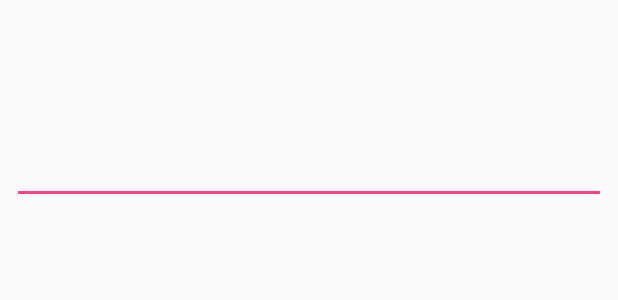
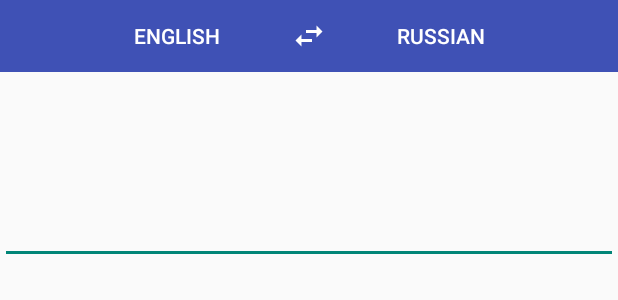
Before and after one commit to amka/Tongue, an Android app: the layout fragment_translate.xml on its own in the app's theme, with its tools: preview values and no code run, on a phone screen of 412 x 824 dp. Shown: the top 300 px of the screen. Run offline under Robolectric (Android 15) with nearby library versions, the phone set to English and light mode, and no system bars.

Commit message:
Add lang select and swap buttons

```diff
--- a/app/src/main/AndroidManifest.xml
+++ b/app/src/main/AndroidManifest.xml
@@ -10,7 +10,7 @@
         android:label="@string/app_name"
         android:roundIcon="@mipmap/ic_launcher_round"
         android:supportsRtl="true"
-        android:theme="@style/AppTheme">
+        android:theme="@style/Theme.AppCompat.Light.NoActionBar">
         <activity
             android:name=".MainActivity"
             android:label="@string/app_name">
--- /dev/null
+++ b/app/src/main/res/drawable/ic_swap_horiz_black_24dp.xml
@@ -0,0 +1,9 @@
+<vector xmlns:android="http://schemas.android.com/apk/res/android"
+        android:width="24dp"
+        android:height="24dp"
+        android:viewportWidth="24.0"
+        android:viewportHeight="24.0">
+    <path
+        android:fillColor="#FFFFFFFF"
+        android:pathData="M6.99,11L3,15l3.99,4v-3H14v-2H6.99v-3zM21,9l-3.99,-4v3H10v2h7.01v3L21,9z"/>
+</vector>
--- a/app/src/main/res/layout/fragment_translate.xml
+++ b/app/src/main/res/layout/fragment_translate.xml
@@ -5,14 +5,52 @@
     android:layout_height="match_parent"
     tools:context="me.meamka.tongue.TranslateFragment">
 
+    <LinearLayout
+        android:id="@+id/toolbar"
+        android:layout_width="match_parent"
+        android:layout_height="wrap_content"
+        android:background="@color/colorPrimary"
+        android:orientation="horizontal">
+
+        <View
+            android:layout_width="0dp"
+            android:layout_height="match_parent"
+            android:layout_weight="1" />
+
+        <Button
+            android:id="@+id/originLangBtn"
+            style="?android:attr/borderlessButtonStyle"
+            android:layout_width="wrap_content"
+            android:layout_height="wrap_content"
+            android:text="English"
+            android:textColor="@color/colorWhite" />
+
+        <ImageButton
+            android:id="@+id/swapLangBtn"
+            style="?android:attr/borderlessButtonStyle"
+            android:layout_width="wrap_content"
+            android:layout_height="wrap_content"
+            app:srcCompat="@drawable/ic_swap_horiz_black_24dp" />
+
+        <Button
+            android:id="@+id/targetLangBtn"
+            style="?android:attr/borderlessButtonStyle"
+            android:layout_width="wrap_content"
+            android:layout_height="wrap_content"
+            android:text="Russian"
+            android:textColor="@color/colorWhite" />
+
+        <View
+            android:layout_width="0dp"
+            android:layout_height="match_parent"
+            android:layout_weight="1" />
+    </LinearLayout>
+
     <EditText
         android:id="@+id/originText"
         android:layout_width="match_parent"
         android:layout_height="128dp"
-        android:layout_alignParentTop="true"
-        android:layout_marginLeft="8dp"
-        android:layout_marginRight="8dp"
-        android:layout_marginTop="8dp"
+        android:layout_below="@+id/toolbar"
         android:ems="10"
         android:gravity="start"
         android:inputType="textMultiLine" />
@@ -23,6 +61,7 @@
         android:layout_height="wrap_content"
         android:layout_alignParentBottom="true"
         android:layout_below="@+id/originText"
+        android:layout_marginBottom="8dp"
         android:layout_marginLeft="8dp"
         android:layout_marginRight="8dp" />
 </RelativeLayout>
--- a/app/src/main/res/values/colors.xml
+++ b/app/src/main/res/values/colors.xml
@@ -1,5 +1,7 @@
 <?xml version="1.0" encoding="utf-8"?>
 <resources>
+    <color name="colorWhite">#FFFFFF</color>
+    <color name="colorBlack">#202020</color>
     <color name="colorPrimary">#3F51B5</color>
     <color name="colorPrimaryDark">#303F9F</color>
     <color name="colorAccent">#FF4081</color>
```
Also changed, not shown: app/src/main/java/me/meamka/tongue/MainActivity.java (+16 -29 lines), app/src/main/java/me/meamka/tongue/TranslateFragment.java (+9 -0 lines), app/src/main/res/color/bottom_nav_color.xml (added, +7 -0 lines), app/src/main/res/layout/activity_main.xml (+5 -3 lines).
